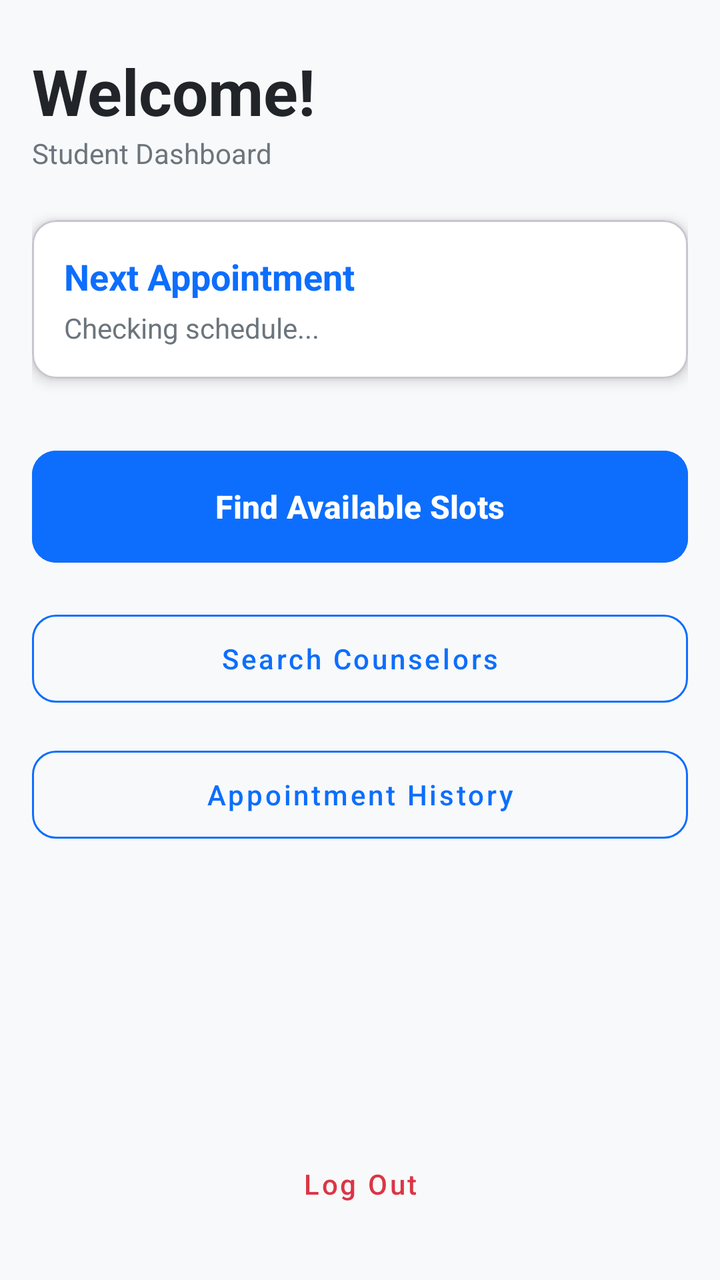
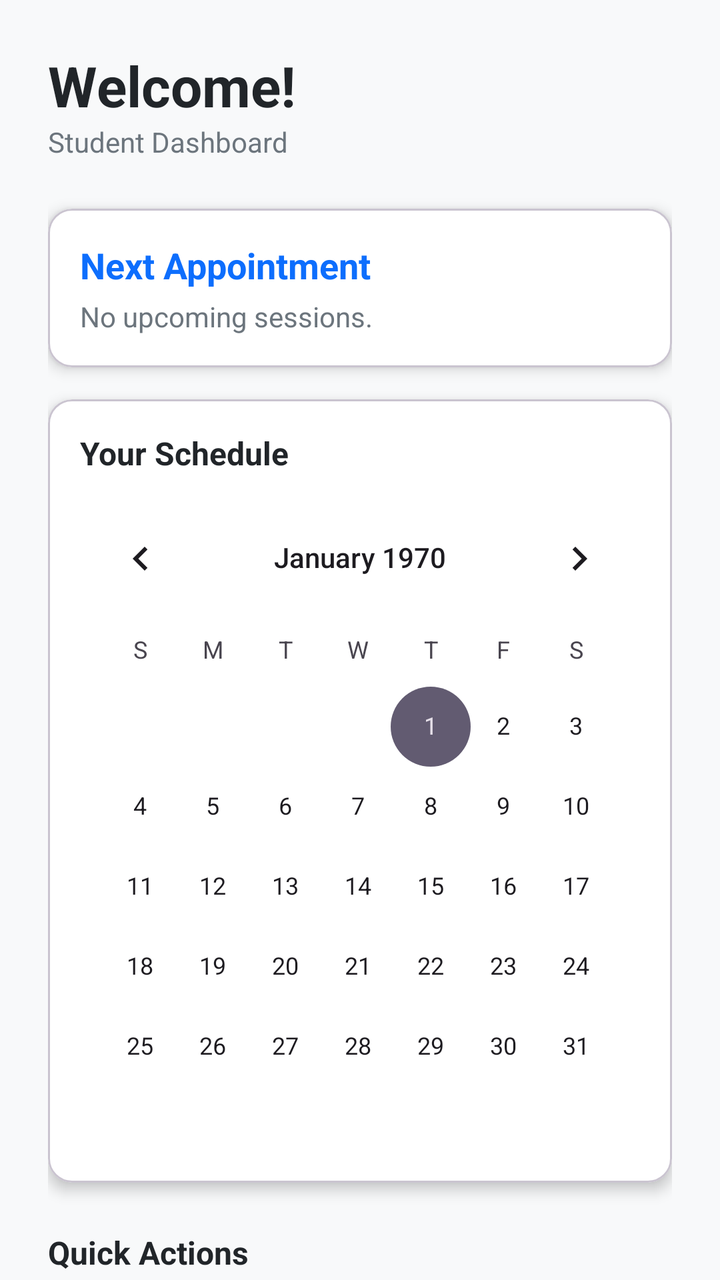

An Android layout rendered at two revisions. The XML below is the earlier revision; the diff shows what the commit changed to produce the second picture.
<!-- AndroidManifest.xml: application theme Theme.CounsellingApp -->
<!-- res/layout/activity_student_dashboard.xml -->
<?xml version="1.0" encoding="utf-8"?>
<LinearLayout xmlns:android="http://schemas.android.com/apk/res/android"
    xmlns:app="http://schemas.android.com/apk/res-auto"
    android:layout_width="match_parent"
    android:layout_height="match_parent"
    android:orientation="vertical"
    android:padding="16dp"
    android:background="#F8F9FA">

    
    <TextView
        android:id="@+id/tvWelcome"
        android:layout_width="wrap_content"
        android:layout_height="wrap_content"
        android:text="Welcome!"
        android:textSize="32sp"
        android:textStyle="bold"
        android:textColor="#212529"
        android:layout_marginTop="8dp"/>

    <TextView
        android:id="@+id/tvRole"
        android:layout_width="wrap_content"
        android:layout_height="wrap_content"
        android:text="Student Dashboard"
        android:textSize="14sp"
        android:textColor="#6C757D"
        android:layout_marginBottom="24dp"/>

    
    <com.google.android.material.card.MaterialCardView
        android:layout_width="match_parent"
        android:layout_height="wrap_content"
        android:layout_marginBottom="32dp"
        app:cardCornerRadius="12dp"
        app:cardElevation="4dp"
        app:cardBackgroundColor="@android:color/white">

        <LinearLayout
            android:layout_width="match_parent"
            android:layout_height="wrap_content"
            android:orientation="vertical"
            android:padding="16dp">

            <TextView
                android:layout_width="wrap_content"
                android:layout_height="wrap_content"
                android:text="Next Appointment"
                android:textSize="18sp"
                android:textStyle="bold"
                android:textColor="#0D6EFD"/>

            <TextView
                android:id="@+id/tvNextApptDetails"
                android:layout_width="wrap_content"
                android:layout_height="wrap_content"
                android:text="Checking schedule..."
                android:textSize="14sp"
                android:textColor="#6C757D"
                android:layout_marginTop="4dp"/>
        </LinearLayout>
    </com.google.android.material.card.MaterialCardView>

    
    <LinearLayout
        android:layout_width="match_parent"
        android:layout_height="0dp"
        android:layout_weight="1"
        android:orientation="vertical">

        
        <com.google.android.material.button.MaterialButton
            android:id="@+id/btnViewSlots"
            android:layout_width="match_parent"
            android:layout_height="64dp"
            android:text="Find Available Slots"
            android:textAllCaps="false"
            android:textSize="16sp"
            android:textStyle="bold"
            app:cornerRadius="12dp"
            android:backgroundTint="#0D6EFD"
            android:layout_marginBottom="16dp"/>

        
        <com.google.android.material.button.MaterialButton
            android:id="@+id/btnSearchCounselors"
            style="@style/Widget.MaterialComponents.Button.OutlinedButton"
            android:layout_width="match_parent"
            android:layout_height="56dp"
            android:text="Search Counselors"
            android:textAllCaps="false"
            app:cornerRadius="12dp"
            app:strokeColor="#0D6EFD"
            android:textColor="#0D6EFD"
            android:layout_marginBottom="12dp"/>

        <com.google.android.material.button.MaterialButton
            android:id="@+id/btnAppointmentHistory"
            style="@style/Widget.MaterialComponents.Button.OutlinedButton"
            android:layout_width="match_parent"
            android:layout_height="56dp"
            android:text="Appointment History"
            android:textAllCaps="false"
            app:cornerRadius="12dp"
            app:strokeColor="#0D6EFD"
            android:textColor="#0D6EFD"
            android:layout_marginBottom="12dp"/>

    </LinearLayout>

    
    <com.google.android.material.button.MaterialButton
        android:id="@+id/btnLogout"
        style="@style/Widget.MaterialComponents.Button.TextButton"
        android:layout_width="match_parent"
        android:layout_height="wrap_content"
        android:text="Log Out"
        android:textAllCaps="false"
        android:textColor="#DC3545"
        android:layout_marginBottom="8dp"/>

</LinearLayout>
<!-- resources referenced by this layout -->
<resources>
  <style name="Theme.CounsellingApp" parent="Base.Theme.CounsellingApp" />
  <style name="Base.Theme.CounsellingApp" parent="Theme.Material3.DayNight.NoActionBar">
          
          
      </style>
</resources>

<!-- the commit's change to res/layout/activity_student_dashboard.xml (unified diff, before → after) -->
@@ -1,122 +1,160 @@
 <?xml version="1.0" encoding="utf-8"?>
-<LinearLayout xmlns:android="http://schemas.android.com/apk/res/android"
+<androidx.core.widget.NestedScrollView xmlns:android="http://schemas.android.com/apk/res/android"
     xmlns:app="http://schemas.android.com/apk/res-auto"
     android:layout_width="match_parent"
     android:layout_height="match_parent"
-    android:orientation="vertical"
-    android:padding="16dp"
-    android:background="#F8F9FA">
+    android:background="#F8F9FA"
+    android:fillViewport="true">
 
-    
-    <TextView
-        android:id="@+id/tvWelcome"
-        android:layout_width="wrap_content"
-        android:layout_height="wrap_content"
-        android:text="Welcome!"
-        android:textSize="32sp"
-        android:textStyle="bold"
-        android:textColor="#212529"
-        android:layout_marginTop="8dp"/>
-
-    <TextView
-        android:id="@+id/tvRole"
-        android:layout_width="wrap_content"
-        android:layout_height="wrap_content"
-        android:text="Student Dashboard"
-        android:textSize="14sp"
-        android:textColor="#6C757D"
-        android:layout_marginBottom="24dp"/>
-
-    
-    <com.google.android.material.card.MaterialCardView
+    <LinearLayout
         android:layout_width="match_parent"
         android:layout_height="wrap_content"
-        android:layout_marginBottom="32dp"
-        app:cardCornerRadius="12dp"
-        app:cardElevation="4dp"
-        app:cardBackgroundColor="@android:color/white">
+        android:orientation="vertical"
+        android:padding="24dp">
 
-        <LinearLayout
+        <TextView
+            android:id="@+id/tvWelcome"
+            android:layout_width="wrap_content"
+            android:layout_height="wrap_content"
+            android:text="Welcome!"
+            android:textSize="28sp"
+            android:textStyle="bold"
+            android:textColor="#212529" />
+
+        <TextView
+            android:layout_width="wrap_content"
+            android:layout_height="wrap_content"
+            android:text="Student Dashboard"
+            android:textSize="14sp"
+            android:textColor="#6C757D"
+            android:layout_marginBottom="24dp" />
+
+        
+        <com.google.android.material.card.MaterialCardView
             android:layout_width="match_parent"
             android:layout_height="wrap_content"
-            android:orientation="vertical"
-            android:padding="16dp">
+            android:layout_marginBottom="16dp"
+            app:cardCornerRadius="12dp"
+            app:cardElevation="4dp"
+            app:cardBackgroundColor="@android:color/white">
 
-            <TextView
-                android:layout_width="wrap_content"
+            <LinearLayout
+                android:layout_width="match_parent"
                 android:layout_height="wrap_content"
-                android:text="Next Appointment"
-                android:textSize="18sp"
-                android:textStyle="bold"
-                android:textColor="#0D6EFD"/>
+                android:orientation="vertical"
+                android:padding="16dp">
 
-            <TextView
-                android:id="@+id/tvNextApptDetails"
-                android:layout_width="wrap_content"
-                android:layout_height="wrap_content"
-                android:text="Checking schedule..."
-                android:textSize="14sp"
-                android:textColor="#6C757D"
-                android:layout_marginTop="4dp"/>
-        </LinearLayout>
-    </com.google.android.material.card.MaterialCardView>
+                <TextView
+                    android:layout_width="wrap_content"
+                    android:layout_height="wrap_content"
+                    android:text="Next Appointment"
+                    android:textSize="18sp"
+                    android:textStyle="bold"
+                    android:textColor="#0D6EFD"/>
 
-    
-    <LinearLayout
-        android:layout_width="match_parent"
-        android:layout_height="0dp"
-        android:layout_weight="1"
-        android:orientation="vertical">
+                <TextView
+                    android:id="@+id/tvNextApptDetails"
+                    android:layout_width="wrap_content"
+                    android:layout_height="wrap_content"
+                    android:text="No upcoming sessions."
+                    android:textSize="14sp"
+                    android:textColor="#6C757D"
+                    android:layout_marginTop="4dp"/>
+            </LinearLayout>
+        </com.google.android.material.card.MaterialCardView>
 
         
+        <com.google.android.material.card.MaterialCardView
+            android:layout_width="match_parent"
+            android:layout_height="wrap_content"
+            android:layout_marginBottom="24dp"
+            app:cardCornerRadius="12dp"
+            app:cardElevation="4dp"
+            app:cardBackgroundColor="@android:color/white">
+
+            <LinearLayout
+                android:layout_width="match_parent"
+                android:layout_height="wrap_content"
+                android:orientation="vertical"
+                android:padding="8dp">
+
+                <TextView
+                    android:layout_width="wrap_content"
+                    android:layout_height="wrap_content"
+                    android:text="Your Schedule"
+                    android:textSize="16sp"
+                    android:textStyle="bold"
+                    android:textColor="#212529"
+                    android:layout_marginStart="8dp"
+                    android:layout_marginTop="8dp"
+                    android:layout_marginBottom="8dp"/>
+
+
+                <CalendarView
+                    android:id="@+id/calendarView"
+                    android:layout_width="match_parent"
+                    android:layout_height="wrap_content" />
+            </LinearLayout>
+        </com.google.android.material.card.MaterialCardView>
+
+        
+        <TextView
+            android:layout_width="wrap_content"
+            android:layout_height="wrap_content"
+            android:text="Quick Actions"
+            android:textSize="16sp"
+            android:textStyle="bold"
+            android:textColor="#212529"
+            android:layout_marginBottom="12dp" />
+
         <com.google.android.material.button.MaterialButton
             android:id="@+id/btnViewSlots"
             android:layout_width="match_parent"
             android:layout_height="64dp"
-            android:text="Find Available Slots"
+            android:text="View Available Slots"
             android:textAllCaps="false"
             android:textSize="16sp"
             android:textStyle="bold"
             app:cornerRadius="12dp"
-            android:backgroundTint="#0D6EFD"
-            android:layout_marginBottom="16dp"/>
+            android:layout_marginBottom="12dp"
+            app:icon="@android:drawable/ic_menu_today"
+            android:backgroundTint="#0D6EFD" />
+
+        <com.google.android.material.button.MaterialButton
+            android:id="@+id/btnSearchCounselors"
+            android:layout_width="match_parent"
+            android:layout_height="64dp"
+            android:text="Find a Counselor"
+            android:textAllCaps="false"
+            android:textSize="16sp"
+            android:textStyle="bold"
+            app:cornerRadius="12dp"
+            android:layout_marginBottom="12dp"
+            app:icon="@android:drawable/ic_menu_search"
+            android:backgroundTint="#0D6EFD" />
+
+        <com.google.android.material.button.MaterialButton
+            android:id="@+id/btnAppointmentHistory"
+            android:layout_width="match_parent"
+            android:layout_height="64dp"
+            android:text="Appointment History"
+            android:textAllCaps="false"
+            android:textSize="16sp"
+            android:textStyle="bold"
+            app:cornerRadius="12dp"
+            android:layout_marginBottom="32dp"
+            app:icon="@android:drawable/ic_menu_recent_history"
+            android:backgroundTint="#6C757D" />
 
         
         <com.google.android.material.button.MaterialButton
-            android:id="@+id/btnSearchCounselors"
-            style="@style/Widget.MaterialComponents.Button.OutlinedButton"
+            android:id="@+id/btnLogout"
+            style="@style/Widget.MaterialComponents.Button.TextButton"
             android:layout_width="match_parent"
-            android:layout_height="56dp"
-            android:text="Search Counselors"
-            android:textAllCaps="false"
-            app:cornerRadius="12dp"
-            app:strokeColor="#0D6EFD"
-            android:textColor="#0D6EFD"
-            android:layout_marginBottom="12dp"/>
-
-        <com.google.android.material.button.MaterialButton
-            android:id="@+id/btnAppointmentHistory"
-            style="@style/Widget.MaterialComponents.Button.OutlinedButton"
-            android:layout_width="match_parent"
-            android:layout_height="56dp"
-            android:text="Appointment History"
-            android:textAllCaps="false"
-            app:cornerRadius="12dp"
-            app:strokeColor="#0D6EFD"
-            android:textColor="#0D6EFD"
-            android:layout_marginBottom="12dp"/>
+            android:layout_height="wrap_content"
+            android:text="Log Out"
+            android:textColor="#DC3545"
+            android:layout_marginBottom="48dp" />
 
     </LinearLayout>
-
-    
-    <com.google.android.material.button.MaterialButton
-        android:id="@+id/btnLogout"
-        style="@style/Widget.MaterialComponents.Button.TextButton"
-        android:layout_width="match_parent"
-        android:layout_height="wrap_content"
-        android:text="Log Out"
-        android:textAllCaps="false"
-        android:textColor="#DC3545"
-        android:layout_marginBottom="8dp"/>
-
-</LinearLayout>
+</androidx.core.widget.NestedScrollView>
